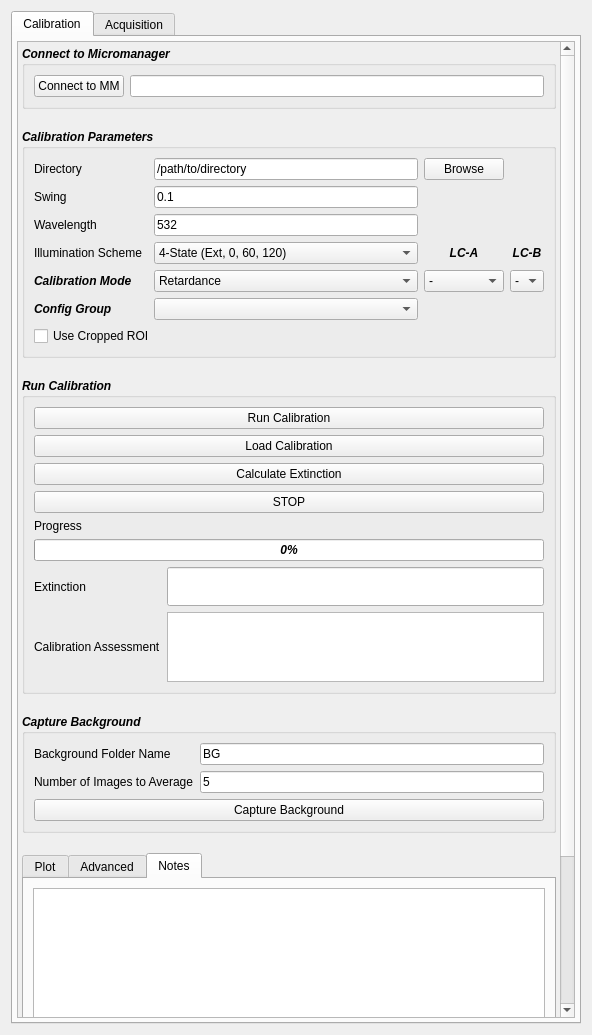
mehta-lab/waveorder, file recOrder/plugin/qtdesigner/recOrder_calibration_v5.ui: the form before one commit.
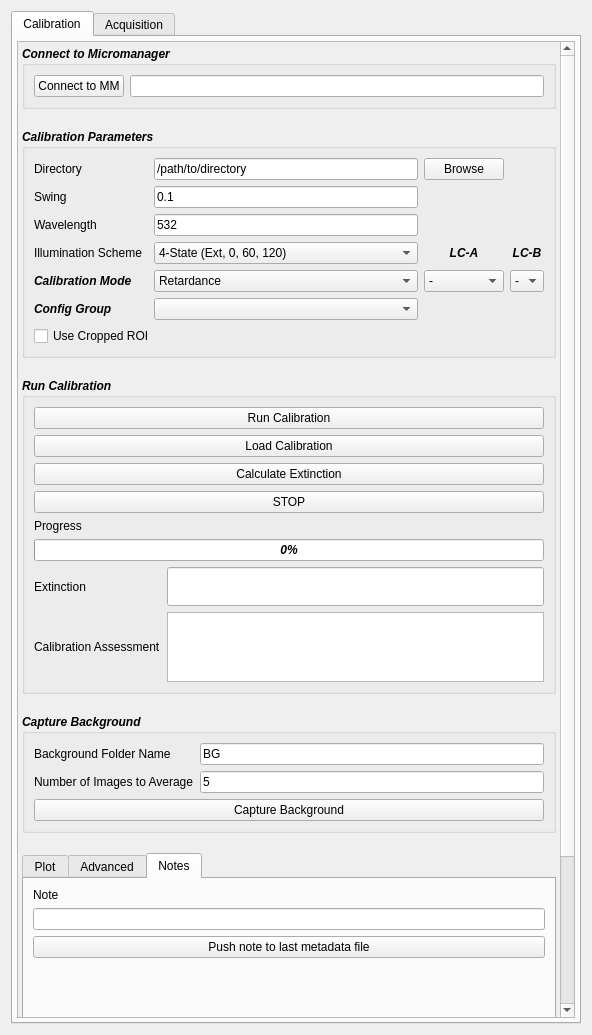
The form after the commit. The open tabs and pages were chosen to show the change. Custom widgets are drawn as their Qt base class.

Commit message: change notes to line edit

What changed in the file:
```diff
--- a/recOrder/plugin/qtdesigner/recOrder_calibration_v5.ui
+++ b/recOrder/plugin/qtdesigner/recOrder_calibration_v5.ui
@@ -145,7 +145,7 @@
            <property name="verticalSpacing">
             <number>20</number>
            </property>
-           <item row="6" column="0">
+           <item row="6" column="0" alignment="Qt::AlignTop">
             <widget class="QTabWidget" name="tabWidget_2">
              <property name="sizePolicy">
               <sizepolicy hsizetype="Minimum" vsizetype="Minimum">
@@ -301,14 +301,21 @@
               <attribute name="title">
                <string>Notes</string>
               </attribute>
-              <layout class="QVBoxLayout" name="verticalLayout">
-               <item>
-                <widget class="QTextEdit" name="te_notes_field"/>
+              <layout class="QFormLayout" name="formLayout">
+               <item row="1" column="0" colspan="2">
+                <widget class="QLineEdit" name="le_notes_field"/>
                </item>
-               <item>
+               <item row="2" column="0" colspan="2">
                 <widget class="QPushButton" name="qbutton_push_note">
                  <property name="text">
-                  <string>Push Note to Last Calibration File</string>
+                  <string>Push note to last metadata file</string>
+                 </property>
+                </widget>
+               </item>
+               <item row="0" column="0">
+                <widget class="QLabel" name="label_note">
+                 <property name="text">
+                  <string>Note</string>
                  </property>
                 </widget>
                </item>
```
The commit also changes 3 other files.
